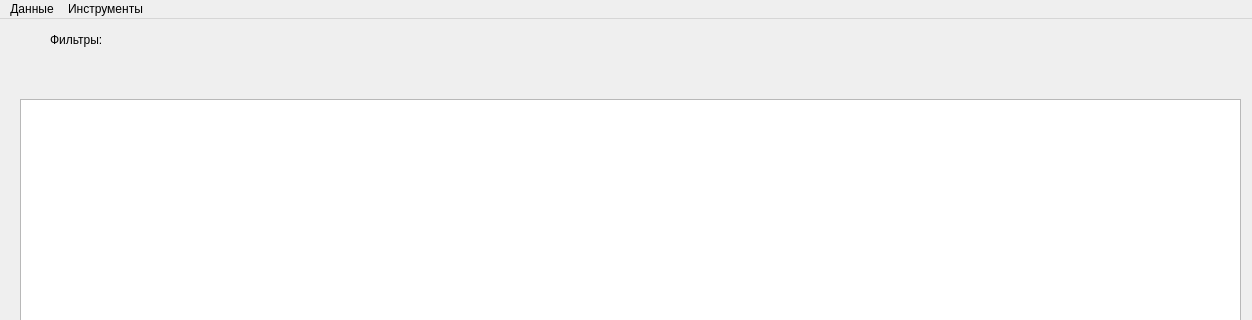
This is mainwindow.ui in Nikonoffcmi/diplome as Qt 5 draws it before an edit; both pictures show x 0 to 1252 and y 0 to 320 of the 1252 by 702 pixel window. The edited form follows.
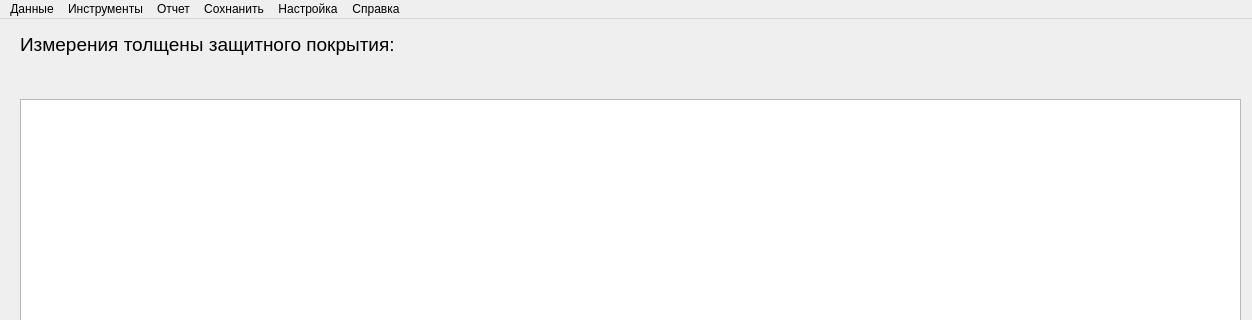
This is the edited form.

Patch:
```diff
--- a/mainwindow.ui
+++ b/mainwindow.ui
@@ -52,26 +52,13 @@
     <property name="geometry">
      <rect>
       <x>50</x>
-      <y>40</y>
+      <y>50</y>
       <width>1191</width>
       <height>31</height>
      </rect>
     </property>
     <layout class="QHBoxLayout" name="horizontalLayout"/>
    </widget>
-   <widget class="QLabel" name="label">
-    <property name="geometry">
-     <rect>
-      <x>50</x>
-      <y>10</y>
-      <width>81</width>
-      <height>21</height>
-     </rect>
-    </property>
-    <property name="text">
-     <string>Фильтры:</string>
-    </property>
-   </widget>
    <widget class="QPushButton" name="pushButton">
     <property name="geometry">
      <rect>
@@ -85,6 +72,24 @@
      <string>Закрыть</string>
     </property>
    </widget>
+   <widget class="QLabel" name="label">
+    <property name="geometry">
+     <rect>
+      <x>20</x>
+      <y>10</y>
+      <width>471</width>
+      <height>31</height>
+     </rect>
+    </property>
+    <property name="font">
+     <font>
+      <pointsize>14</pointsize>
+     </font>
+    </property>
+    <property name="text">
+     <string>Измерения толщены защитного покрытия:</string>
+    </property>
+   </widget>
   </widget>
   <widget class="QMenuBar" name="menubar">
    <property name="geometry">
@@ -110,8 +115,32 @@
     <addaction name="action_4"/>
     <addaction name="action_5"/>
    </widget>
+   <widget class="QMenu" name="menu_3">
+    <property name="title">
+     <string>Отчет</string>
+    </property>
+   </widget>
+   <widget class="QMenu" name="menu_4">
+    <property name="title">
+     <string>Сохнанить</string>
+    </property>
+   </widget>
+   <widget class="QMenu" name="menu_5">
+    <property name="title">
+     <string>Настройка</string>
+    </property>
+   </widget>
+   <widget class="QMenu" name="menu_6">
+    <property name="title">
+     <string>Справка</string>
+    </property>
+   </widget>
    <addaction name="menu"/>
    <addaction name="menu_2"/>
+   <addaction name="menu_3"/>
+   <addaction name="menu_4"/>
+   <addaction name="menu_5"/>
+   <addaction name="menu_6"/>
   </widget>
   <widget class="QStatusBar" name="statusbar"/>
   <action name="action">
```
Left out of the diff: 2 changed lines with no effect on the pictures.
